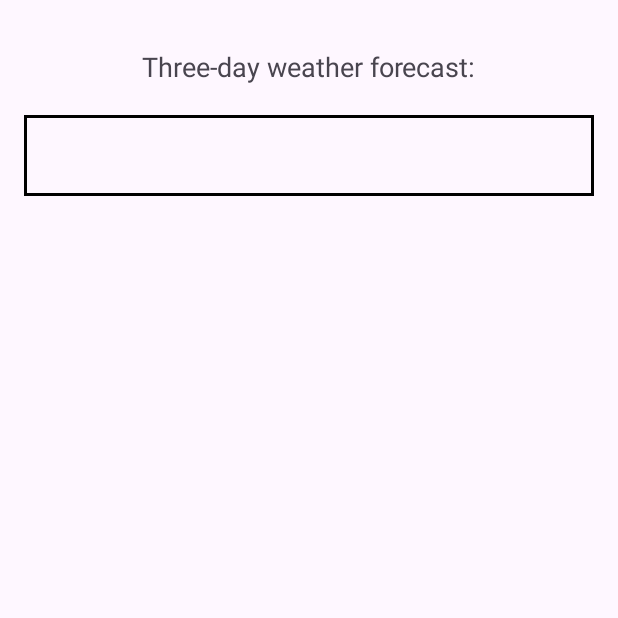
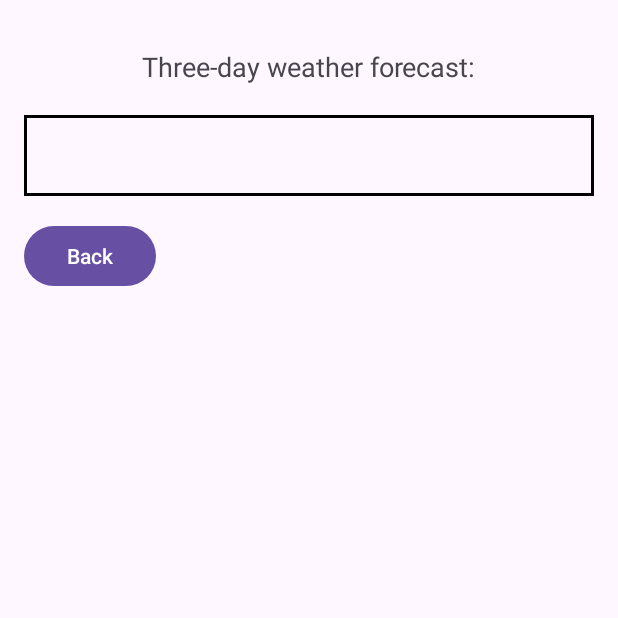
Before and after one commit to Virgo-Alpha/Benson_Mugure_S2038770, an Android app: the current_weather screen opened directly, with no data from a screen before it, on a phone screen of 412 x 824 dp, the top half of it. Run offline under Robolectric (Android 15) with nearby library versions, the phone set to English and light mode, and no system bars.

Commit message:
complete navigation from children to parent

```diff
--- a/app/src/main/java/org/me/gcu/benson_mugure_s2038770/current_weather.java
+++ b/app/src/main/java/org/me/gcu/benson_mugure_s2038770/current_weather.java
@@ -2,6 +2,8 @@ package org.me.gcu.benson_mugure_s2038770;
 
 import android.os.Bundle;
 import android.util.Log;
+import android.view.View;
+import android.widget.Button;
 import android.widget.TextView;
 import androidx.appcompat.app.AppCompatActivity;
 
@@ -40,5 +42,16 @@ public class current_weather extends AppCompatActivity {
                 locationTextView.setText(location);
             }
         }
+
+        // Set up back button click listener
+        Button backButton = findViewById(R.id.backButton);
+        backButton.setOnClickListener(new View.OnClickListener() {
+            @Override
+            public void onClick(View v) {
+                // Finish the current activity to go back
+                finish();
+            }
+        });
+
     }
 }
--- a/app/src/main/res/layout/activity_current_weather.xml
+++ b/app/src/main/res/layout/activity_current_weather.xml
@@ -15,6 +15,7 @@
         app:layout_constraintTop_toTopOf="parent">
 
         <RelativeLayout
+            android:id="@+id/relative"
             android:layout_width="match_parent"
             android:layout_height="wrap_content"
             android:orientation="vertical"
@@ -31,6 +32,7 @@
                 android:layout_centerHorizontal="true"/>
 
             <LinearLayout
+                android:id="@+id/Linear"
                 android:layout_width="match_parent"
                 android:layout_height="wrap_content"
                 android:orientation="vertical"
@@ -47,7 +49,19 @@
                     tools:text="Day: Sunny" />
 
             </LinearLayout>
+
+            <Button
+                android:id="@+id/backButton"
+                android:layout_width="wrap_content"
+                android:layout_height="wrap_content"
+                android:layout_below="@id/Linear"
+                android:text="Back"
+                android:layout_marginTop="16dp"
+                app:layout_constraintEnd_toEndOf="parent"
+                app:layout_constraintStart_toStartOf="parent"/>
+
         </RelativeLayout>
+
     </ScrollView>
 
 </androidx.constraintlayout.widget.ConstraintLayout>
```
Also changed, not shown: app/src/main/java/org/me/gcu/benson_mugure_s2038770/full_forecast.java (+11 -0 lines), app/src/main/res/layout/activity_full_forecast.xml (+13 -0 lines), 1 other file.
